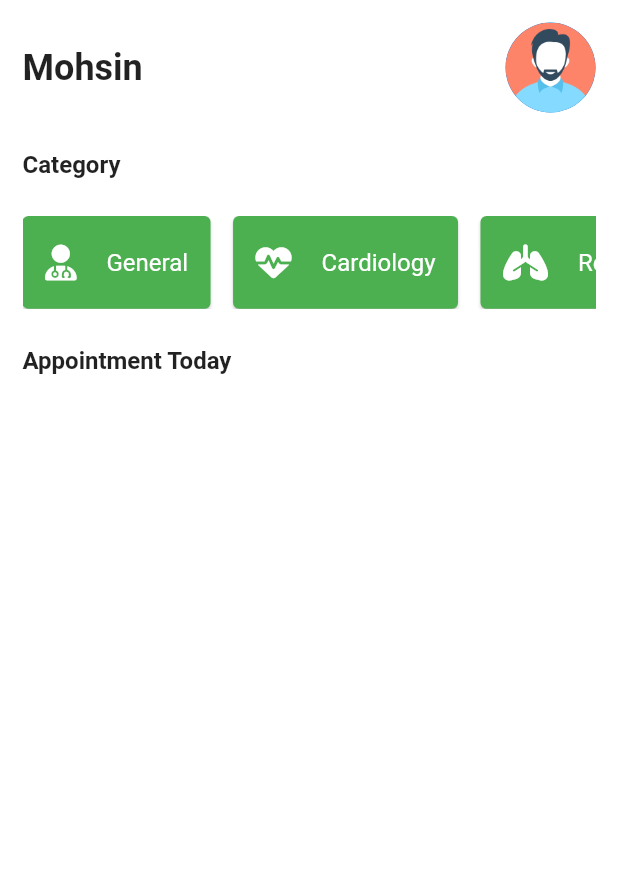
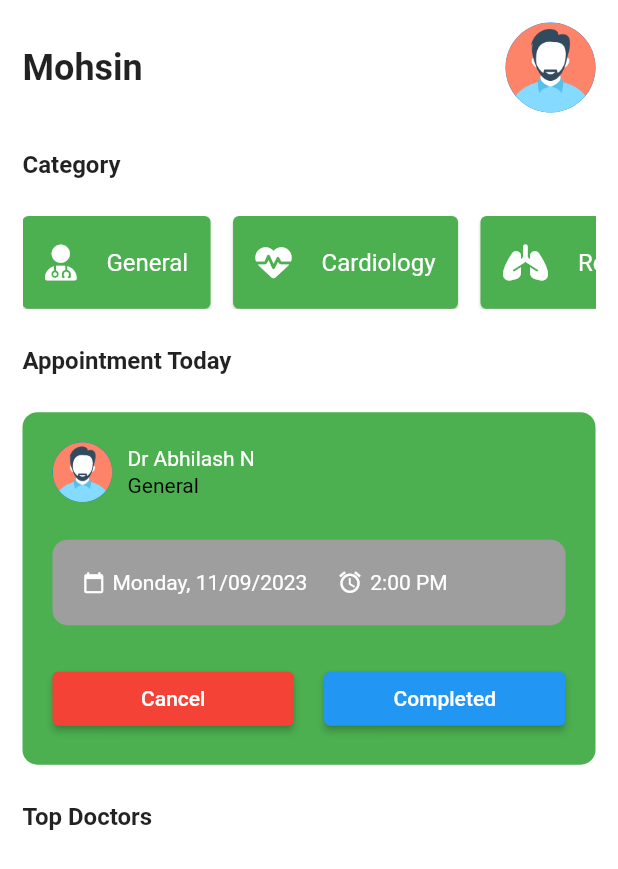
Before and after one commit to itsmohsin/manasuApp, a Flutter app: the HomePage screen opened directly, on a phone screen of 412 x 824 dp. Shown: the top 869 px of the screen. Run offline on Flutter 3.47's test engine with Material 2 defaults, Android fonts, the phone set to English and light mode, and no system bars; our stand-ins replace font_awesome_flutter.

Commit message:
done with appointment card UI

```diff
--- /dev/null
+++ b/lib/components/appointment_card.dart
@@ -0,0 +1,152 @@
+import 'package:flutter/material.dart';
+import 'package:manasu/utils/config.dart';
+
+class AppointmentCard extends StatefulWidget {
+  const AppointmentCard({super.key});
+
+  @override
+  State<AppointmentCard> createState() => _AppointmentCardState();
+}
+
+class _AppointmentCardState extends State<AppointmentCard> {
+  @override
+  Widget build(BuildContext context) {
+    return Container(
+      width: double.infinity,
+      decoration: BoxDecoration(
+        color: Config.primaryColor,
+        borderRadius: BorderRadius.circular(10),
+      ),
+      child: Material(
+        color: Colors.transparent,
+        child: Padding(
+          padding: const EdgeInsets.all(20),
+          child: Column(
+            children: <Widget>[
+              const Row(
+                children: [
+                  CircleAvatar(
+                    backgroundImage: AssetImage('assets/man.png'),
+                  ),
+                  SizedBox(
+                    width: 10,
+                  ),
+                  Column(
+                    mainAxisAlignment: MainAxisAlignment.center,
+                    crossAxisAlignment: CrossAxisAlignment.start,
+                    children: <Widget>[
+                      Text(
+                        'Dr Abhilash N',
+                        style: TextStyle(color: Colors.white),
+                      ),
+                      SizedBox(
+                        height: 2,
+                      ),
+                      Text(
+                        'General',
+                        style: TextStyle(color: Colors.black),
+                      ),
+                    ],
+                  )
+                ],
+              ),
+              Config.spaceSmall,
+              // schedule info here
+              const ScheduleCard(),
+              Config.spaceSmall,
+              // action button
+              Row(
+                mainAxisAlignment: MainAxisAlignment.spaceBetween,
+                children: [
+                  Expanded(
+                    child: ElevatedButton(
+                      style: ElevatedButton.styleFrom(
+                        backgroundColor: Colors.red,
+                      ),
+                      child: const Text(
+                        'Cancel',
+                        style: TextStyle(color: Colors.white),
+                      ),
+                      onPressed: () {},
+                    ),
+                  ),
+                  const SizedBox(width: 20),
+                  Expanded(
+                    child: ElevatedButton(
+                      style: ElevatedButton.styleFrom(
+                        backgroundColor: Colors.blue,
+                      ),
+                      child: const Text(
+                        'Completed',
+                        style: TextStyle(color: Colors.white),
+                      ),
+                      onPressed: () {},
+                    ),
+                  ),
+                ],
+              )
+            ],
+          ),
+        ),
+      ),
+    );
+  }
+}
+
+// Schedule info Widget
+class ScheduleCard extends StatefulWidget {
+  const ScheduleCard({super.key});
+
+  @override
+  State<ScheduleCard> createState() => _ScheduleCardState();
+}
+
+class _ScheduleCardState extends State<ScheduleCard> {
+  @override
+  Widget build(BuildContext context) {
+    return Container(
+      decoration: BoxDecoration(
+        color: Colors.grey,
+        borderRadius: BorderRadius.circular(10),
+      ),
+      width: double.infinity,
+      padding: const EdgeInsets.all(20),
+      child: const Row(
+        crossAxisAlignment: CrossAxisAlignment.center,
+        children: <Widget>[
+          Icon(
+            Icons.calendar_today,
+            color: Colors.white,
+            size: 15,
+          ),
+          SizedBox(
+            width: 5,
+          ),
+          Text(
+            'Monday, 11/09/2023',
+            style: TextStyle(color: Colors.white),
+          ),
+          SizedBox(
+            width: 20,
+          ),
+          Icon(
+            Icons.access_alarm,
+            color: Colors.white,
+            size: 17,
+          ),
+          SizedBox(
+            width: 5,
+          ),
+          Flexible(
+              child: Text(
+            '2:00 PM',
+            style: TextStyle(color: Colors.white),
+          ))
+        ],
+      ),
+    );
+  }
+}
+
+// Done with Appointment Card.
+// the information / data will be replaced by API data after Database setup.
--- a/lib/screens/home_page.dart
+++ b/lib/screens/home_page.dart
@@ -1,5 +1,6 @@
 import 'package:flutter/material.dart';
 import 'package:font_awesome_flutter/font_awesome_flutter.dart';
+import 'package:manasu/components/appointment_card.dart';
 import 'package:manasu/utils/config.dart';
 
 class HomePage extends StatefulWidget {
@@ -127,7 +128,12 @@ class _HomePageState extends State<HomePage> {
               ),
               Config.spaceSmall,
               // display appointment card here
-              // let's create appointment card widget
+              const AppointmentCard(),
+              Config.spaceSmall,
+              const Text(
+                'Top Doctors',
+                style: TextStyle(fontSize: 16, fontWeight: FontWeight.bold),
+              ),
             ],
           ),
         ),
```
